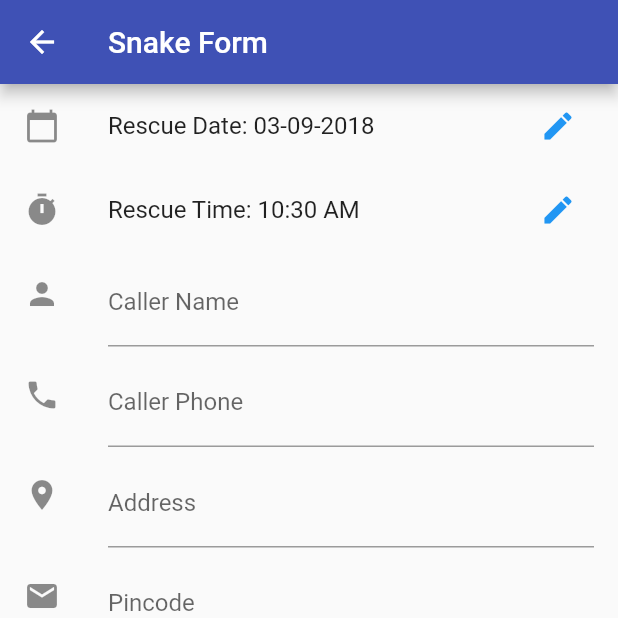
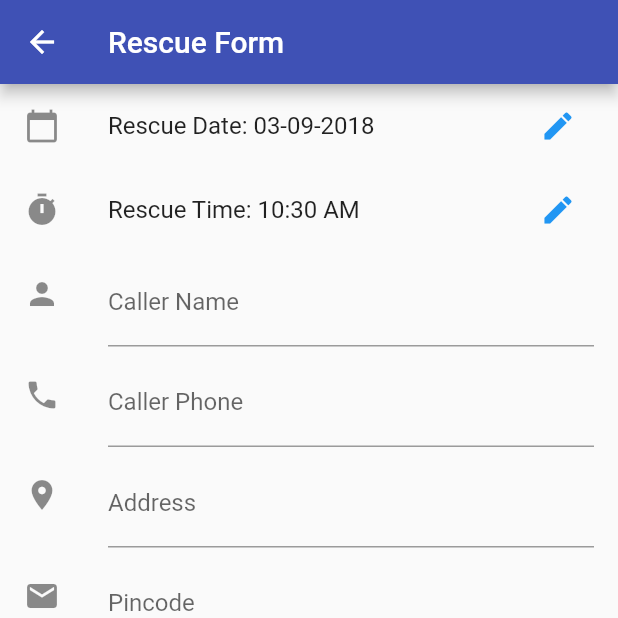
Before and after one commit to Sushanthbc/dozer_app, a Flutter app: the screen it shows once a user with an empty profile is signed in, after a tap on the "add" icon, on a phone screen of 412 x 824 dp, the top half of it. Run offline on Flutter 3.47's test engine with Material 2 defaults, Android fonts, the phone set to English and light mode, and no system bars; our stand-ins replace date_format, firebase_auth, google_sign_in, image_picker; accounts and stored records are empty; network calls fail; Roboto replaces fonts that are missing (Helvetica Neue).

Commit message:
Splash Page : Display image as background List Page : Rearranged UI elements Form Page : Change title to rescue form

```diff
--- a/lib/src/pages/form_snake.dart
+++ b/lib/src/pages/form_snake.dart
@@ -4,7 +4,7 @@ part of dozer;
 class FormSnake extends StatelessWidget {
   @override
   Widget build(BuildContext context) {
-    final appTitle = 'Snake Form';
+    final appTitle = 'Rescue Form';
 
     return new Scaffold(
         appBar: AppBar(
--- a/lib/src/pages/splash_page.dart
+++ b/lib/src/pages/splash_page.dart
@@ -10,6 +10,7 @@ class _SplashPageState extends State<SplashPage> {
   void initState() {
     super.initState();
 
+    new Timer(const Duration(seconds: 5), () {
       // Listen for our auth event (on reload or start)
       // Go to our /todos page once logged in
       _auth.onAuthStateChanged
@@ -19,27 +20,40 @@ class _SplashPageState extends State<SplashPage> {
       });
 
       // Give the navigation animations, etc, some time to finish
-    new Future.delayed(new Duration(seconds: 1))
+      new Future.delayed(new Duration(seconds: 4))
           .then((_) => signInWithGoogle());
+    });
+
+
   }
 
   @override
   Widget build(BuildContext context) {
     return new Scaffold(
-      body: new Column(
-        mainAxisAlignment: MainAxisAlignment.center,
+      body: new Container(
+        decoration: new BoxDecoration(
+          image: new DecorationImage(
+            image: new AssetImage("assets/images/KC.jpg"),
+            fit: BoxFit.fitHeight,
+            alignment: Alignment.center
+          ),
+        ),
+        child: new Column(
+        mainAxisAlignment: MainAxisAlignment.start,
         children: <Widget>[
+          new SizedBox(height: 180.0),
           new Row(
             mainAxisAlignment: MainAxisAlignment.center,
+            crossAxisAlignment: CrossAxisAlignment.center,
             children: <Widget>[
-              //new Image.asset('assets/images/KC_splash.jpg'),
               new CircularProgressIndicator(),
-              new SizedBox(width: 20.0),
-              new Text("Please wait..."),
             ],
           ),
+          new SizedBox(height: 20.0),
+          new Text("Please wait...", style: new TextStyle(color: Colors.white),),
         ],
       ),
+      )
     );
   }
 
--- a/pubspec.yaml
+++ b/pubspec.yaml
@@ -4,6 +4,7 @@ description: A new Flutter application.
 dependencies:
   flutter:
     sdk: flutter
+
   image_picker: 0.4.7
   date_format: 1.0.5
   serializable: 0.11.0+1
@@ -20,3 +21,5 @@ dev_dependencies:
 
 flutter:
   uses-material-design: true
+  assets:
+    - assets/images/
```
Also changed, not shown: lib/src/pages/list_snakes.dart (+106 -24 lines), assets/images/KC.jpg (added). Lines whose indentation alone changed are shown as unchanged.
